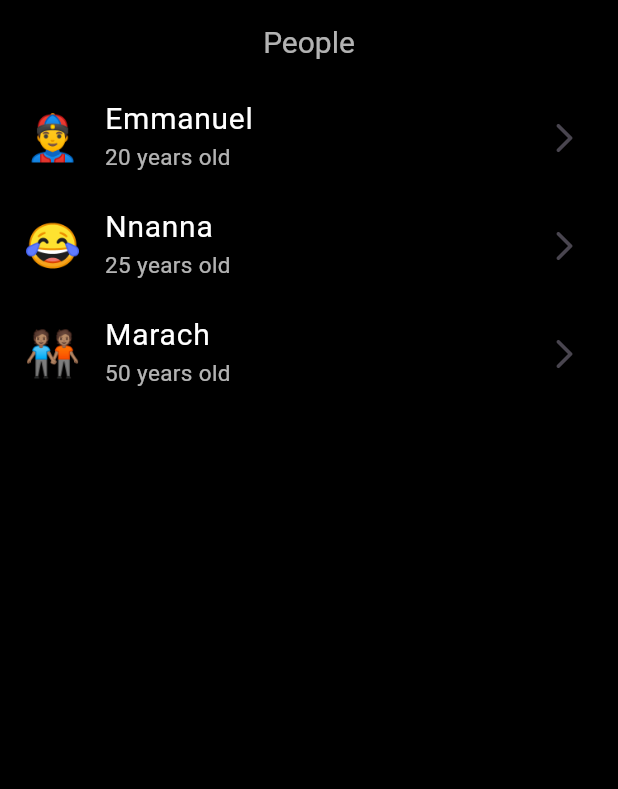
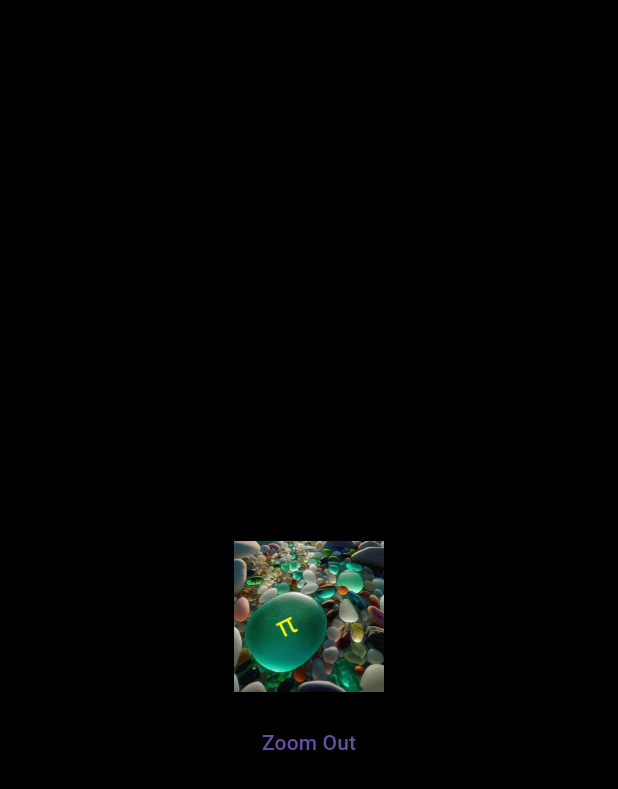
Before and after one commit to Marach8/Flutter_Animations_Practice_Project, a Flutter app: the screen it shows after launch, on a phone screen of 412 x 824 dp. Shown: the top 789 px of the screen. Run offline on Flutter 3.47's test engine with Material 3 defaults, Android fonts, the phone set to English and light mode, and no system bars; our stand-ins replace gap.

Commit message:
Worked with Animated Container in example5

```diff
--- a/animations/lib/examples/example4/home.dart
+++ b/animations/lib/examples/example4/home.dart
@@ -8,7 +8,6 @@ class Example4 extends StatelessWidget {
   @override
   Widget build(BuildContext context) {
     return Scaffold(
-      //backgroundColor: Colors.black,
       appBar: AppBar(
         title: const Text('People').changeText(Colors.white70, 20),
         centerTitle: true,
--- /dev/null
+++ b/animations/lib/examples/example5.dart
@@ -0,0 +1,38 @@
+import 'package:flutter/material.dart';
+import 'package:gap/gap.dart';
+
+class Example5 extends StatefulWidget {
+  const Example5({super.key});
+
+  @override
+  State<Example5> createState() => _Example5State();
+}
+
+class _Example5State extends State<Example5> {
+  bool isZoomed = false;
+
+  @override
+  Widget build(BuildContext context) {
+    return Scaffold(
+      appBar: AppBar(title: const Text('')),
+      body: Center(
+        child: AnimatedContainer(
+          duration: const Duration(milliseconds: 500),
+          curve: isZoomed ? Curves.easeOut : Curves.easeIn,
+          width: isZoomed ? MediaQuery.of(context).size.width : 100,
+          child: Column(
+            mainAxisAlignment: MainAxisAlignment.center,
+            children: [
+              Image.asset('assets/FB_IMG_1691828515571.png', fit: BoxFit.cover),
+              const Gap(10),
+              TextButton(
+                onPressed: () => setState(() => isZoomed = !isZoomed),
+                child: Text(isZoomed ? 'Zoom In' : 'Zoom Out')
+              )
+            ],
+          ),
+        ),
+      )
+    );
+  }
+}
--- a/animations/lib/main.dart
+++ b/animations/lib/main.dart
@@ -2,6 +2,7 @@ import 'package:animations/examples/example1.dart';
 import 'package:animations/examples/example2/home.dart';
 import 'package:animations/examples/example3.dart';
 import 'package:animations/examples/example4/home.dart';
+import 'package:animations/examples/example5.dart';
 import 'package:flutter/material.dart';
 
 void main() {
@@ -20,7 +21,7 @@ class MyApp extends StatelessWidget {
         scaffoldBackgroundColor: Colors.black,
         useMaterial3: true
       ),
-      home: const Example4()
+      home: const Example5()
     );
   }
 }
--- a/animations/pubspec.yaml
+++ b/animations/pubspec.yaml
@@ -61,8 +61,8 @@ flutter:
   uses-material-design: true
 
   # To add assets to your application, add an assets section, like this:
-  # assets:
-  #   - images/a_dot_burr.jpeg
+  assets:
+    - assets/
   #   - images/a_dot_ham.jpeg
 
   # An image asset can refer to one or more resolution-specific "variants", see
```
Also changed, not shown: animations/assets/FB_IMG_1691828515571.png (added), animations/assets/IMG-20230523-WA0191.jpg (added), animations/lib/examples/example4/person_class.dart (line endings or trailing spaces).
